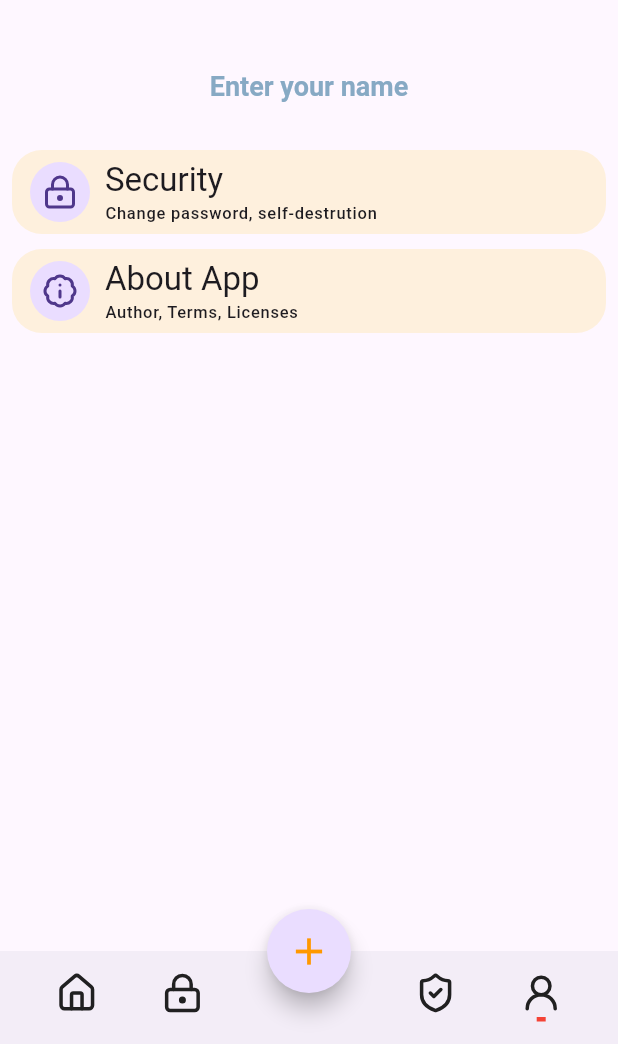
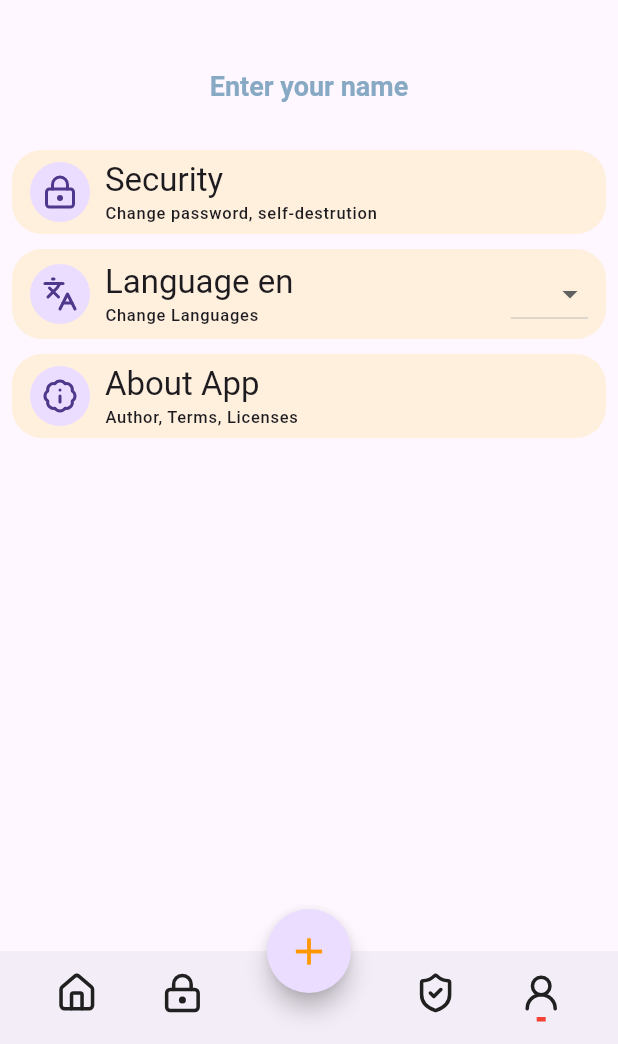
Before and after one commit to wishrohitv/passman, a Flutter app: the BottomNavBarPage screen opened directly, item 4 of the bottom bar chosen, after a tap on "Security", on a phone screen of 412 x 824 dp, the part 192-1236 px from its top. Run offline on Flutter 3.47's test engine with Material 3 defaults, Android fonts, the phone set to English and light mode, and no system bars; our stand-ins replace bot_toast, font_awesome_flutter, hive_ce, hive_ce_flutter, lucide_icons_flutter; missing offline and left inert: encrypt_decrypt_plus, unixtime; accounts and stored records are empty; network calls fail; statements that could not run were skipped.

Commit message:
add support for multiple languages and fix text overlow for scripts

```diff
--- a/lib/core/provider/settings_provider.dart
+++ b/lib/core/provider/settings_provider.dart
@@ -7,6 +7,7 @@ class SettingsProvider extends ChangeNotifier {
   SettingsProvider._internal();
 
   String userName = "";
+  String appLanguage = "en";
   String userSelectedAvatar = Constants.avalaibleAvatars.first;
   String? appPassword;
   EncryptionTypeEnum selectedEncryptionAlgorithm = EncryptionTypeEnum.aes256cbc;
@@ -44,6 +45,10 @@ class SettingsProvider extends ChangeNotifier {
     initialVector = vector;
   }
 
+  set setAppLanguage(String ln) {
+    appLanguage = ln;
+  }
+
   factory SettingsProvider() {
     return _instance;
   }
--- a/lib/features/home/view/pages/account_page.dart
+++ b/lib/features/home/view/pages/account_page.dart
@@ -5,6 +5,7 @@ import 'package:passman/core/provider/settings_provider.dart';
 import 'package:passman/features/auth/viewmodel/auth_viewmodel.dart';
 import 'package:passman/features/home/view/widgets/custom_list_tile.dart';
 import 'package:passman/features/home/view/widgets/styled_field.dart';
+import 'package:passman/l10n/app_localizations.dart';
 import 'package:provider/provider.dart';
 
 class AccountPage extends StatefulWidget {
@@ -96,7 +97,9 @@ class _AccountPageState extends State<AccountPage>
                                     return Column(
                                       children: [
                                         Text(
-                                          "Available avatars",
+                                          AppLocalizations.of(
+                                            context,
+                                          )!.availableAvatars,
                                           style: Theme.of(
                                             context,
                                           ).textTheme.headlineMedium,
@@ -168,7 +171,7 @@ class _AccountPageState extends State<AccountPage>
               // Name
               StyledField(
                 controller: _nameController,
-                hintText: "Enter your name",
+                hintText: AppLocalizations.of(context)!.enterYourName,
                 textAlign: TextAlign.center,
                 style: Theme.of(context).textTheme.headlineMedium!.copyWith(
                   fontWeight: FontWeight.bold,
@@ -182,9 +185,31 @@ class _AccountPageState extends State<AccountPage>
               // Setting
               CustomListTile(
                 leadingIcon: LucideIcons.lockKeyhole,
-                title: "Security",
-                subtitle: "Change password, self-destrution",
+                title: AppLocalizations.of(context)!.security,
+                subtitle: AppLocalizations.of(context)!.securitySubtitle,
                 onTap: () {},
+              ),
+              // Language
+              CustomListTile(
+                leadingIcon: LucideIcons.languages,
+                title: AppLocalizations.of(
+                  context,
+                )!.language(settingsProvider.appLanguage),
+                subtitle: AppLocalizations.of(context)!.languageSubtitle,
+                onTap: () {},
+                trailing: DropdownButton(
+                  items: AppLocalizations.supportedLocales
+                      .map(
+                        (locale) => DropdownMenuItem(
+                          value: locale,
+                          child: Text(locale.languageCode),
+                        ),
+                      )
+                      .toList(),
+                  onChanged: (locale) {
+                    authViewmoderProvider.addAppLanguage(locale!.languageCode);
+                  },
+                ),
               ),
               CustomListTile(
                 leadingIcon: LucideIcons.badgeInfo,
--- a/lib/features/home/view/widgets/custom_app_bar.dart
+++ b/lib/features/home/view/widgets/custom_app_bar.dart
@@ -5,6 +5,7 @@ import 'package:lucide_icons_flutter/lucide_icons.dart';
 import 'package:passman/core/provider/settings_provider.dart';
 import 'package:passman/features/home/view/widgets/tab_button.dart';
 import 'package:passman/features/home/viewmodel/home_viewmodel.dart';
+import 'package:passman/l10n/app_localizations.dart';
 import 'package:provider/provider.dart';
 
 class CustomAppBar extends StatelessWidget {
@@ -41,35 +42,45 @@ class CustomAppBar extends StatelessWidget {
         child: Row(
           mainAxisAlignment: MainAxisAlignment.spaceBetween,
           children: [
-            Row(
+            CircleAvatar(
+              radius: 26.0,
+              backgroundImage: AssetImage(settingsProvider.userSelectedAvatar),
+            ),
+            Expanded(
+              child: Row(
                 spacing: 10.0,
                 children: [
-                CircleAvatar(
-                  radius: 26.0,
-                  backgroundImage: AssetImage(
-                    settingsProvider.userSelectedAvatar,
+                  Expanded(
+                    child: Column(
+                      crossAxisAlignment: CrossAxisAlignment.start,
+                      children: [
+                        Flexible(
+                          child: FittedBox(
+                            child: Text(
+                              AppLocalizations.of(context)!.greetings,
+                              style: Theme.of(context).textTheme.labelLarge,
                             ),
                           ),
-                Column(
-                  crossAxisAlignment: CrossAxisAlignment.start,
-                  children: [
-                    Text(
-                      "Welcome back",
-                      style: Theme.of(context).textTheme.labelLarge,
                         ),
-                    Text(
+                        FittedBox(
+                          child: Text(
                             settingsProvider.userName.isEmpty
-                          ? "Your name"
+                                ? AppLocalizations.of(context)!.yourName
                                 : settingsProvider.userName,
                             style: Theme.of(context).textTheme.titleLarge,
                             maxLines: 1,
                             overflow: TextOverflow.ellipsis,
                           ),
-                  ],
                         ),
                       ],
                     ),
-            Row(
+                  ),
+                ],
+              ),
+            ),
+            Flexible(
+              child: Row(
+                mainAxisSize: MainAxisSize.min,
                 spacing: 6.0,
                 children: [
                   IconButton.filled(onPressed: () {}, icon: Icon(Icons.search)),
@@ -78,6 +89,7 @@ class CustomAppBar extends StatelessWidget {
                     icon: Icon(Icons.notifications_outlined),
                   ),
                 ],
+              ),
             ),
           ],
         ),
@@ -99,6 +111,7 @@ class CustomAppBar extends StatelessWidget {
             background: Container(
               margin: EdgeInsets.all(8.0),
               height: 100.0,
+              padding: EdgeInsets.all(8.0),
               decoration: BoxDecoration(
                 borderRadius: BorderRadius.circular(19.0),
                 gradient: LinearGradient(
@@ -115,23 +128,38 @@ class CustomAppBar extends StatelessWidget {
               child: Row(
                 mainAxisAlignment: MainAxisAlignment.spaceAround,
                 children: [
-                  Column(
+                  Expanded(
+                    child: Column(
                       mainAxisAlignment: MainAxisAlignment.center,
                       crossAxisAlignment: CrossAxisAlignment.start,
                       children: [
-                      Text(
-                        "Safety score",
+                        Expanded(
+                          child: FittedBox(
+                            child: Text(
+                              AppLocalizations.of(context)!.safetyScore,
                               style: Theme.of(context).textTheme.headlineLarge!
                                   .copyWith(color: Colors.white),
                             ),
-                      Text(
-                        "${homeViewmodelProvider.accounts.length} Passwords",
+                          ),
+                        ),
+                        Flexible(
+                          child: FittedBox(
+                            child: Text(
+                              AppLocalizations.of(context)!.totalPassword(
+                                homeViewmodelProvider.accounts.length,
+                              ),
+                              maxLines: 1,
+                              overflow: TextOverflow.fade,
                               style: Theme.of(context).textTheme.headlineSmall!
                                   .copyWith(color: Colors.white),
                             ),
+                          ),
+                        ),
                       ],
                     ),
-                  Stack(
+                  ),
+                  Flexible(
+                    child: Stack(
                       children: [
                         ProgressIndicatorTheme(
                           data: ProgressIndicatorThemeData(
@@ -165,6 +193,7 @@ class CustomAppBar extends StatelessWidget {
                         ),
                       ],
                     ),
+                  ),
                 ],
               ),
             ),
@@ -187,7 +216,7 @@ class CustomAppBar extends StatelessWidget {
             children: [
               SizedBox(width: 12.0),
               Text(
-                "Categories",
+                AppLocalizations.of(context)!.categories,
                 style: Theme.of(context).textTheme.headlineSmall,
               ),
             ],
--- a/lib/features/home/view/widgets/custom_list_tile.dart
+++ b/lib/features/home/view/widgets/custom_list_tile.dart
@@ -8,12 +8,14 @@ class CustomListTile extends StatelessWidget {
   final String subtitle;
   final IconData leadingIcon;
   final VoidCallback onTap;
+  final Widget? trailing;
   const CustomListTile({
     super.key,
     required this.title,
     required this.subtitle,
     required this.leadingIcon,
     required this.onTap,
+    this.trailing,
   });
 
   @override
@@ -27,16 +29,20 @@ class CustomListTile extends StatelessWidget {
       child: InkWell(
         onTap: onTap,
         child: Row(
+          mainAxisAlignment: MainAxisAlignment.spaceBetween,
           spacing: 10.0,
           children: [
             CircleAvatar(child: Icon(leadingIcon)),
-            Column(
-              crossAxisAlignment: CrossAxisAlignment.start,
-              children: [
-                Text(title, style: Theme.of(context).textTheme.titleLarge),
-                Text(subtitle, style: Theme.of(context).textTheme.labelSmall),
-              ],
+            Expanded(
+              child: Column(
+                crossAxisAlignment: CrossAxisAlignment.start,
+                children: [
+                  Text(title, style: Theme.of(context).textTheme.titleLarge),
+                  Text(subtitle, style: Theme.of(context).textTheme.labelSmall),
+                ],
+              ),
             ),
+            trailing ?? Container()
           ],
         ),
       ),
--- a/lib/main.dart
+++ b/lib/main.dart
@@ -1,6 +1,7 @@
 import 'dart:convert';
 import 'package:bot_toast/bot_toast.dart';
 import 'package:flutter/material.dart';
+import 'package:flutter_localizations/flutter_localizations.dart';
 import 'package:hive_ce_flutter/hive_flutter.dart';
 import 'package:passman/core/config/constants.dart';
 import 'package:passman/core/provider/settings_provider.dart';
@@ -11,6 +12,7 @@ import 'package:passman/features/auth/viewmodel/auth_viewmodel.dart';
 import 'package:passman/features/auth/view/pages/setup_page.dart';
 import 'package:passman/features/home/viewmodel/home_viewmodel.dart';
 import 'package:passman/hive_registrar.g.dart';
+import 'package:passman/l10n/app_localizations.dart';
 import 'package:path_provider/path_provider.dart';
 import 'package:provider/provider.dart';
 
@@ -32,27 +34,58 @@ void main() async {
       Utf8Encoder().convert(authLocalRepository.accountDbEncryptionKey),
     ),
   );
-  runApp(PassManagerApp());
-}
-
-class PassManagerApp extends StatelessWidget {
-  const PassManagerApp({super.key});
-
-  @override
-  Widget build(BuildContext context) {
-    return MultiProvider(
+  runApp(
+    MultiProvider(
       providers: [
         ChangeNotifierProvider(create: (_) => AuthViewmodel()),
         ChangeNotifierProvider(create: (_) => HomeViewmodel()),
         ChangeNotifierProvider(create: (_) => SettingsProvider()),
       ],
-      child: MaterialApp(
+      child: PassManagerApp(),
+    ),
+  );
+}
+
+class PassManagerApp extends StatefulWidget {
+  const PassManagerApp({super.key});
+
+  @override
+  State<PassManagerApp> createState() => _PassManagerAppState();
+}
+
+class _PassManagerAppState extends State<PassManagerApp> {
+  Map<String, Locale> avl = {
+    "bho": Locale('bho'),
+    "en": Locale('en'),
+    "es": Locale('es'),
+    "hi": Locale('hi'),
+    "ru": Locale('ru'),
+    "zh": Locale('zh'),
+  };
+
+  @override
+  Widget build(BuildContext context) {
+    final settingsProvider = Provider.of<SettingsProvider>(
+      context,
+      listen: true,
+    );
+    return MaterialApp(
       debugShowCheckedModeBanner: false,
-        builder: BotToastInit(), //1. call BotToastInit
-        navigatorObservers: [
-          BotToastNavigatorObserver(),
-        ], //2. registered route observer
+      builder: BotToastInit(),
+      navigatorObservers: [BotToastNavigatorObserver()],
       theme: lightTheme,
+      localeResolutionCallback: (locale, supportedLocales) {
+        return locale;
+      },
+      locale: avl[settingsProvider.appLanguage],
+
+      localizationsDelegates: [
+        AppLocalizations.delegate,
+        GlobalMaterialLocalizations.delegate,
+        GlobalCupertinoLocalizations.delegate,
+        GlobalWidgetsLocalizations.delegate,
+      ],
+
       home: FutureBuilder(
         future: _isUser(context),
         builder: (context, snapshot) {
@@ -64,7 +97,6 @@ class PassManagerApp extends StatelessWidget {
             return Text("Something went wrong in the app");
           }
         },
-        ), //BottomNavBarPage(),
       ),
     );
   }
--- a/pubspec.yaml
+++ b/pubspec.yaml
@@ -33,6 +33,8 @@ dependencies:
 
   # The following adds the Cupertino Icons font to your application.
   # Use with the CupertinoIcons class for iOS style icons.
+  flutter_localizations:
+    sdk: flutter
   cupertino_icons: ^1.0.8
   crypto: ^3.0.6
   lucide_icons_flutter: ^3.1.4
@@ -44,6 +46,7 @@ dependencies:
   font_awesome_flutter: ^10.12.0
   encrypt_decrypt_plus: ^2.0.0
   bot_toast: ^4.1.3
+  intl: ^0.20.2
 
 dev_dependencies:
   flutter_test:
@@ -64,7 +67,7 @@ dev_dependencies:
 
 # The following section is specific to Flutter packages.
 flutter:
-
+  generate: true
   # The following line ensures that the Material Icons font is
   # included with your application, so that you can use the icons in
   # the material Icons class.
```
Also changed, not shown: lib/features/auth/repositories/auth_local_repository.dart (+17 -15 lines), lib/features/auth/view/pages/setup_page.dart (+6 -3 lines), lib/features/auth/view/pages/verify_pin_page.dart (+6 -2 lines), lib/features/auth/viewmodel/auth_viewmodel.dart (+9 -1 lines), lib/features/home/repositories/home_local_repository.dart (+0 -15 lines), pubspec.lock, 1 other file. Lines whose indentation alone changed are shown as unchanged.
